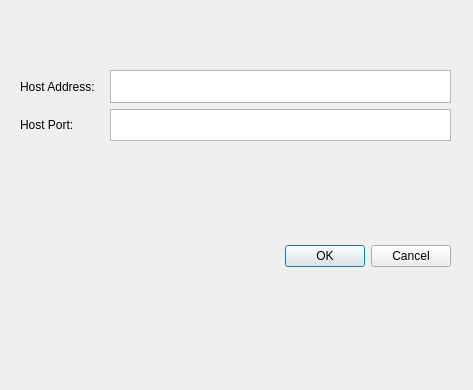
The window that haxball-server/dialogsettings.ui (MATF-RS20/RS004-haxball) describes before a commit, drawn with Qt 5.
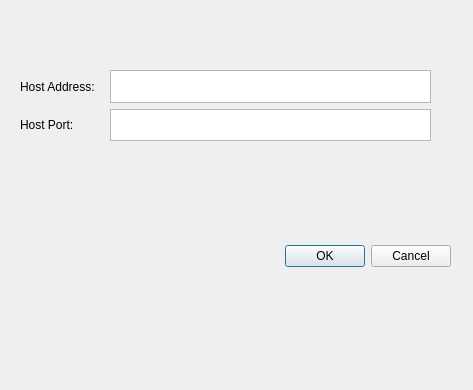
The same window after the commit.

```diff
--- a/haxball-server/dialogsettings.ui
+++ b/haxball-server/dialogsettings.ui
@@ -32,12 +32,12 @@
     <set>QDialogButtonBox::Cancel|QDialogButtonBox::Ok</set>
    </property>
   </widget>
-  <widget class="QWidget" name="">
+  <widget class="QWidget" name="layoutWidget">
    <property name="geometry">
     <rect>
      <x>110</x>
      <y>70</y>
-     <width>341</width>
+     <width>321</width>
      <height>71</height>
     </rect>
    </property>
@@ -50,7 +50,7 @@
     </item>
    </layout>
   </widget>
-  <widget class="QWidget" name="">
+  <widget class="QWidget" name="layoutWidget">
    <property name="geometry">
     <rect>
      <x>20</x>
```
